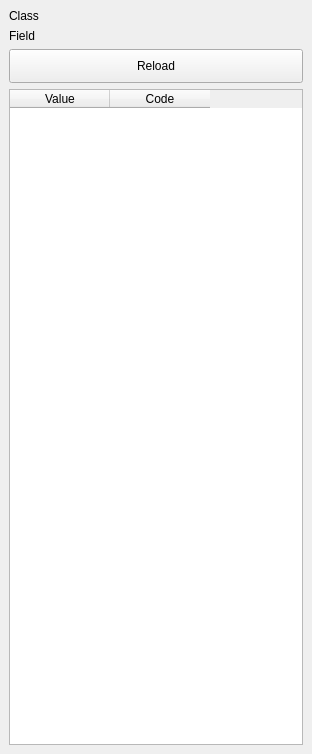
Above: gui/ProductionTools/Toolboxes/AttributeTools/code_list.ui from dsgoficial/DsgTools before the change. Below: the same form after it.
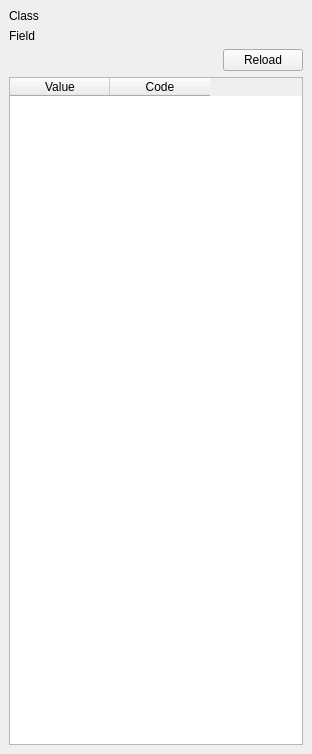
That is the form after the change. Custom widgets are drawn as their Qt base class.

Commit message: resized codelist viewer gui items

The edit to the form file:
```diff
--- a/gui/ProductionTools/Toolboxes/AttributeTools/code_list.ui
+++ b/gui/ProductionTools/Toolboxes/AttributeTools/code_list.ui
@@ -21,66 +21,27 @@
   </property>
   <widget class="QWidget" name="dockWidgetContents">
    <layout class="QGridLayout" name="gridLayout">
-    <item row="0" column="0">
-     <widget class="QLabel" name="label_2">
-      <property name="sizePolicy">
-       <sizepolicy hsizetype="Minimum" vsizetype="Preferred">
-        <horstretch>0</horstretch>
-        <verstretch>0</verstretch>
-       </sizepolicy>
-      </property>
-      <property name="text">
-       <string>Class</string>
-      </property>
-     </widget>
-    </item>
-    <item row="0" column="1">
-     <widget class="DsgCustomComboBox" name="classComboBox" native="true">
-      <property name="sizePolicy">
-       <sizepolicy hsizetype="Minimum" vsizetype="Fixed">
-        <horstretch>0</horstretch>
-        <verstretch>0</verstretch>
-       </sizepolicy>
-      </property>
-     </widget>
-    </item>
     <item row="1" column="0">
-     <widget class="QLabel" name="label">
-      <property name="sizePolicy">
-       <sizepolicy hsizetype="Minimum" vsizetype="Preferred">
-        <horstretch>0</horstretch>
-        <verstretch>0</verstretch>
-       </sizepolicy>
+     <spacer name="horizontalSpacer">
+      <property name="orientation">
+       <enum>Qt::Horizontal</enum>
       </property>
-      <property name="text">
-       <string>Field</string>
-      </property>
-     </widget>
-    </item>
-    <item row="1" column="1">
-     <widget class="DsgCustomComboBox" name="comboBox" native="true">
-      <property name="sizePolicy">
-       <sizepolicy hsizetype="Minimum" vsizetype="Fixed">
-        <horstretch>0</horstretch>
-        <verstretch>0</verstretch>
-       </sizepolicy>
-      </property>
-     </widget>
-    </item>
-    <item row="2" column="0" colspan="2">
-     <widget class="QPushButton" name="refreshButton">
-      <property name="minimumSize">
+      <property name="sizeHint" stdset="0">
        <size>
-        <width>170</width>
-        <height>34</height>
+        <width>40</width>
+        <height>20</height>
        </size>
       </property>
+     </spacer>
+    </item>
+    <item row="1" column="1">
+     <widget class="QPushButton" name="refreshButton">
       <property name="text">
        <string>Reload</string>
       </property>
      </widget>
     </item>
-    <item row="3" column="0" colspan="2">
+    <item row="2" column="0" colspan="2">
      <widget class="QTableWidget" name="tableWidget">
       <column>
        <property name="text">
@@ -94,6 +55,64 @@
       </column>
      </widget>
     </item>
+    <item row="0" column="0" colspan="2">
+     <layout class="QHBoxLayout" name="horizontalLayout">
+      <item>
+       <layout class="QVBoxLayout" name="verticalLayout">
+        <item>
+         <widget class="QLabel" name="label_2">
+          <property name="sizePolicy">
+           <sizepolicy hsizetype="Minimum" vsizetype="Preferred">
+            <horstretch>0</horstretch>
+            <verstretch>0</verstretch>
+           </sizepolicy>
+          </property>
+          <property name="text">
+           <string>Class</string>
+          </property>
+         </widget>
+        </item>
+        <item>
+         <widget class="QLabel" name="label">
+          <property name="sizePolicy">
+           <sizepolicy hsizetype="Minimum" vsizetype="Preferred">
+            <horstretch>0</horstretch>
+            <verstretch>0</verstretch>
+           </sizepolicy>
+          </property>
+          <property name="text">
+           <string>Field</string>
+          </property>
+         </widget>
+        </item>
+       </layout>
+      </item>
+      <item>
+       <layout class="QVBoxLayout" name="verticalLayout_2">
+        <item>
+         <widget class="DsgCustomComboBox" name="classComboBox" native="true">
+          <property name="sizePolicy">
+           <sizepolicy hsizetype="MinimumExpanding" vsizetype="Fixed">
+            <horstretch>0</horstretch>
+            <verstretch>0</verstretch>
+           </sizepolicy>
+          </property>
+         </widget>
+        </item>
+        <item>
+         <widget class="DsgCustomComboBox" name="comboBox" native="true">
+          <property name="sizePolicy">
+           <sizepolicy hsizetype="MinimumExpanding" vsizetype="Fixed">
+            <horstretch>0</horstretch>
+            <verstretch>0</verstretch>
+           </sizepolicy>
+          </property>
+         </widget>
+        </item>
+       </layout>
+      </item>
+     </layout>
+    </item>
    </layout>
   </widget>
  </widget>
```
